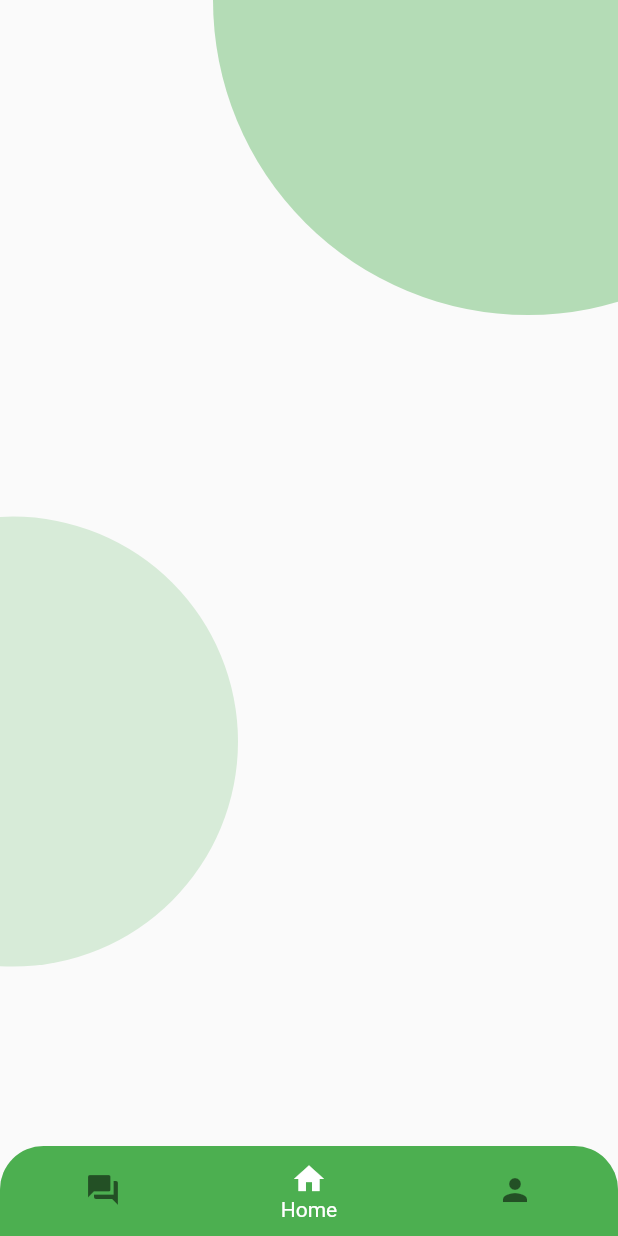
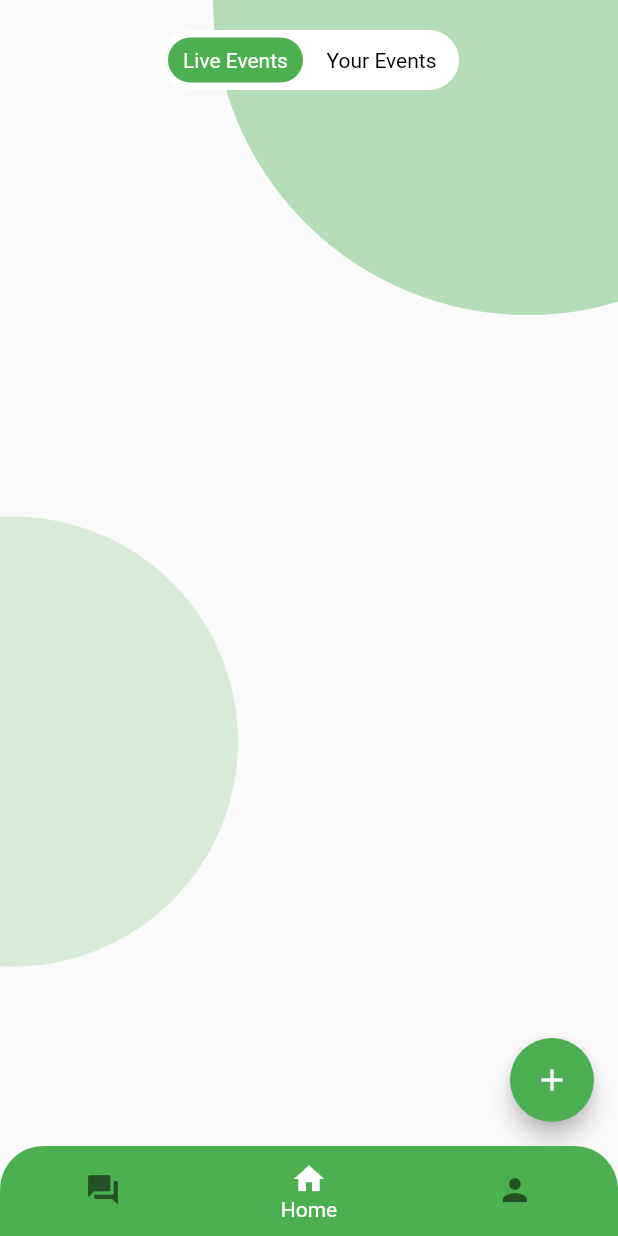
Before and after one commit to akashdeep007/hack-20, a Flutter app: the screen it shows once a user with an empty profile is signed in, on a phone screen of 412 x 824 dp. Run offline on Flutter 3.47's test engine with Material 2 defaults, Android fonts, the phone set to English and light mode, and no system bars; our stand-ins replace cloud_firestore, firebase_auth, validators; accounts and stored records are empty.

Commit message:
Foreign Key Data Retrieve Working

```diff
--- /dev/null
+++ b/lib/models/Event.dart
@@ -0,0 +1,16 @@
+import 'package:the_robin_app/models/User.dart';
+
+class Event{
+  final String eventID;
+  final String donorName;
+  final String title;
+  final String type;
+  final String description;
+  final String location;
+  final String date;
+  final String contact;
+  final String addedby;
+  final volunteers;
+
+  Event({this.eventID, this.donorName, this.title, this.type, this.description, this.location, this.date, this.contact, this.addedby, this.volunteers});
+}
--- a/lib/models/User.dart
+++ b/lib/models/User.dart
@@ -1,6 +1,7 @@
 class User {
-  final name;
-  final email;
-  final phone;
-  User({this.name, this.email, this.phone});
+  final String name;
+  final String email;
+  final String phone;
+  final String role;
+  User({this.name, this.email, this.phone, this.role});
 }
--- a/lib/pages/Main/Home.dart
+++ b/lib/pages/Main/Home.dart
@@ -1,27 +1,79 @@
+import 'package:cloud_firestore/cloud_firestore.dart';
 import 'package:flutter/material.dart';
+import 'package:provider/provider.dart';
+import 'package:the_robin_app/models/Event.dart';
+import 'package:the_robin_app/widgets/CustomSwitcher.dart';
+import 'package:the_robin_app/widgets/EventRegister.dart';
+import 'package:the_robin_app/widgets/HomeBackdrop.dart';
 
-class Home extends StatelessWidget {
+class Home extends StatefulWidget {
+  @override
+  _HomeState createState() => _HomeState();
+}
+
+class _HomeState extends State<Home> {
+  bool _liveEventPage = true;
+
+  void _pageChangeHandler() => setState(() => _liveEventPage = !_liveEventPage);
   @override
   Widget build(BuildContext context) {
-    return Container(
-      child: Stack(
+    return Scaffold(
+      floatingActionButton: FloatingActionButton(onPressed: (){
+        Navigator.of(context).push(MaterialPageRoute(builder: (context) => Scaffold(
+          floatingActionButtonLocation: FloatingActionButtonLocation.miniStartTop,
+            floatingActionButton: Container(margin: EdgeInsets.only(top: 108, left: 10),child: FloatingActionButton(child: Icon(Icons.arrow_back_ios), onPressed: () => Navigator.of(context).pop(),)),
+            body :Stack(children: <Widget> [CustomPaint(painter: HomeBackdrop(), child: Container(),),EventRegister()]),
+        )));
+      }, child: Icon(Icons.add),),
+      body: Container(
+          child: Stack(
         children: <Widget>[
-          CustomPaint(painter: BackdropDesign(),child: Container(),),
+          CustomPaint(
+            painter: HomeBackdrop(),
+            child: Container(),
+          ),
+          LayoutBuilder(
+            builder: (context, constraints) => SingleChildScrollView(
+              child: ConstrainedBox(
+                constraints: BoxConstraints(minHeight: constraints.maxHeight),
+                child: Column(children: <Widget>[
+                  CustomSwitcher(liveEventPage: _liveEventPage, pageChangeHandler: _pageChangeHandler,),
+                  Consumer<List<Event>>(
+                    builder: (context, value, _) {
+                      return value != null ? ListView.builder(
+                      shrinkWrap: true,
+                      itemCount: value.length,
+                        itemBuilder: (context, index) {
+                        return Container(
+                          width: MediaQuery.of(context).size.width,
+                            child: Column(
+                              children: <Widget>[
+                                Text(value[index].title),
+                                ListView.builder(
+                                  shrinkWrap: true,
+                                  itemCount: value[index].volunteers.length,
+                                  itemBuilder: (context, userIndex) => StreamBuilder(
+                                    stream: value[index].volunteers[userIndex].snapshots(),
+                                    builder: (context, snapshot) {
+                                      if(snapshot.hasData){
+                                        return Text(snapshot.data['name']);
+                                      }
+                                      else return Container();
+                                    },
+                                  ),)
+                              ],
+                            ),
+                          );
+                        },
+                    ) : Container();
+                    }
+                  ),
+                ]),
+              ),
+            ),
+          ),
         ],
-      )
+      )),
     );
   }
 }
-
-
-class BackdropDesign extends CustomPainter{
-  @override
-  void paint(Canvas canvas, Size size) {
-    final center = Offset(size.width - 60, 0);
-    canvas.drawCircle(center, 210, Paint()..color = Colors.green[500].withOpacity(.4));
-    canvas.drawCircle(center.translate(-size.width/1.2, size.width*1.2), 150, Paint()..color = Colors.green.withOpacity(.2));
-  }
-
-  @override
-  bool shouldRepaint(CustomPainter oldDelegate) => false;
-}
--- a/lib/pages/Wrapper.dart
+++ b/lib/pages/Wrapper.dart
@@ -2,6 +2,8 @@ import 'package:firebase_auth/firebase_auth.dart';
 import 'package:flutter/material.dart';
 import 'package:provider/provider.dart';
 import 'package:the_robin_app/blocs/DatabaseService.dart';
+import 'package:the_robin_app/blocs/EventService.dart';
+import 'package:the_robin_app/models/Event.dart';
 import 'package:the_robin_app/models/User.dart';
 import 'package:the_robin_app/pages/AuthForm.dart';
 import 'package:the_robin_app/pages/Main/Main.dart';
@@ -10,6 +12,12 @@ class Wrapper extends StatelessWidget {
   @override
   Widget build(BuildContext context) {
     final user = Provider.of<FirebaseUser>(context);
-    return user == null ? AuthForm(false) : StreamProvider<User>.value(value: DatabaseService(uid: user.uid).user,child: Main());
+    return user == null ?  AuthForm(false) :
+    MultiProvider(
+         providers: [
+           StreamProvider<User>.value(value: DatabaseService(uid: user.uid).user),
+           StreamProvider<List<Event>>.value(value: EventService(uid: user.uid).events, initialData: [],),
+         ],
+        child: Main());
   }
 }
--- /dev/null
+++ b/lib/widgets/CustomSwitcher.dart
@@ -0,0 +1,51 @@
+import 'package:flutter/material.dart';
+
+class CustomSwitcher extends StatelessWidget {
+  final bool liveEventPage;
+  final Function pageChangeHandler;
+
+  const CustomSwitcher({Key key, this.liveEventPage, this.pageChangeHandler}) : super(key: key);
+
+  @override
+  Widget build(BuildContext context) {
+    return Container(
+        margin: EdgeInsets.only(top: 20, left: 10, right: 10),
+        height : 40,
+        width : 200,
+        child : Stack(
+            children : <Widget>[
+              Container(
+                  decoration : BoxDecoration(
+                    borderRadius : BorderRadius.circular(29),
+                    color : Colors.white,
+                  ),
+              ),
+              AnimatedPositioned(
+                top : 5,
+                left : liveEventPage ? 6 : 103,
+                duration : Duration(milliseconds : 200),
+                child : Container(
+                  decoration : BoxDecoration(
+                    color : Colors.green,
+                    borderRadius : BorderRadius.circular(29),
+                  ),
+                  height : 30,
+                  width : 90,
+                ),
+              ),
+              Positioned(
+                top : 12,
+                left : 16,
+                child : InkWell(onTap : pageChangeHandler, child: Text("Live Events", style: TextStyle(color: liveEventPage ? Colors.white : Colors.black),),),
+              ),
+              Positioned(
+                top : 12,
+                right: 15,
+                child : InkWell(onTap : pageChangeHandler, child:  Text("Your Events", style: TextStyle(color: liveEventPage ? Colors.black : Colors.white)),),
+              ),
+
+            ]
+        )
+    );
+  }
+}
--- /dev/null
+++ b/lib/widgets/HomeBackdrop.dart
@@ -0,0 +1,15 @@
+import 'package:flutter/material.dart';
+
+class HomeBackdrop extends CustomPainter {
+  @override
+  void paint(Canvas canvas, Size size) {
+    final center = Offset(size.width - 60, 0);
+    canvas.drawCircle(
+        center, 210, Paint()..color = Colors.green[500].withOpacity(.4));
+    canvas.drawCircle(center.translate(-size.width / 1.2, size.width * 1.2),
+        150, Paint()..color = Colors.green.withOpacity(.2));
+  }
+
+  @override
+  bool shouldRepaint(CustomPainter oldDelegate) => false;
+}
--- a/lib/widgets/Login.dart
+++ b/lib/widgets/Login.dart
@@ -96,7 +96,7 @@ class _LoginState extends State<Login> {
                         setState(() => isLoading = true);
                         await _auth.signInWithEmailAndPassword(_email, _password);
                         setState(() => isLoading = false);
-                      };
+                      }
                     },
                     child: Text("Sign In"),
                     elevation: 3,
```
Also changed, not shown: lib/blocs/DatabaseService.dart (+9 -7 lines), lib/blocs/EventService.dart (added, +72 -0 lines), lib/pages/Main/HomePage.dart (deleted, +0 -153 lines), lib/widgets/EventRegister.dart (added, +132 -0 lines).
